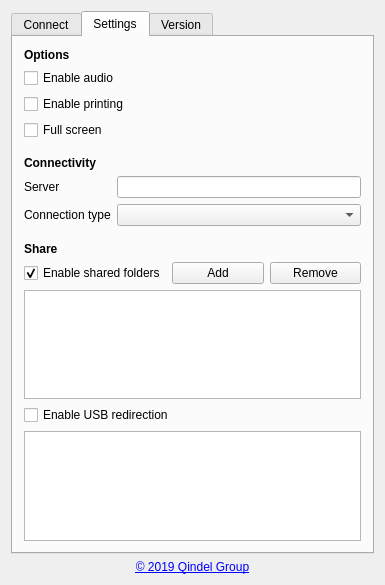
Qt form qtclient/gui/mainwindow.ui (theqvd/qvd-client-qt) before a commit.
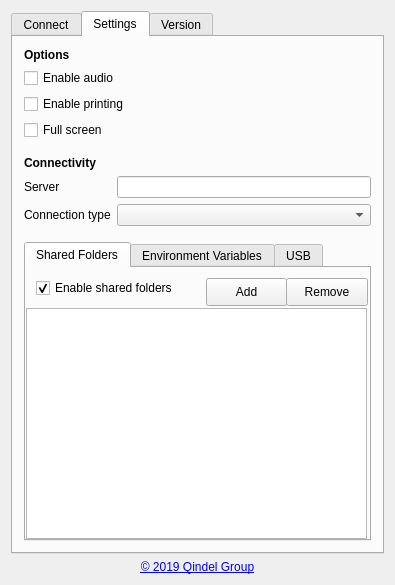
The same form after that commit. The open tabs and pages were chosen to show the change. Icons and pictures are not drawn.

```diff
--- a/qtclient/gui/mainwindow.ui
+++ b/qtclient/gui/mainwindow.ui
@@ -6,7 +6,7 @@
    <rect>
     <x>0</x>
     <y>0</y>
-    <width>385</width>
+    <width>395</width>
     <height>585</height>
    </rect>
   </property>
@@ -274,22 +274,46 @@
            </spacer>
           </item>
           <item>
-           <widget class="QLabel" name="shareLabel">
-            <property name="font">
-             <font>
-              <weight>75</weight>
-              <bold>true</bold>
-             </font>
+           <widget class="QTabWidget" name="tabWidget_2">
+            <property name="currentIndex">
+             <number>0</number>
             </property>
-            <property name="text">
-             <string>Share</string>
-            </property>
-           </widget>
-          </item>
-          <item>
-           <layout class="QHBoxLayout" name="horizontalLayout">
-            <item>
+            <widget class="QWidget" name="SharedFolders">
+             <attribute name="title">
+              <string>Shared Folders</string>
+             </attribute>
+             <widget class="QListView" name="sharedFoldersList">
+              <property name="geometry">
+               <rect>
+                <x>0</x>
+                <y>40</y>
+                <width>341</width>
+                <height>231</height>
+               </rect>
+              </property>
+             </widget>
+             <widget class="QPushButton" name="removeSharedFolderButton">
+              <property name="geometry">
+               <rect>
+                <x>260</x>
+                <y>10</y>
+                <width>82</width>
+                <height>28</height>
+               </rect>
+              </property>
+              <property name="text">
+               <string>Remove</string>
+              </property>
+             </widget>
              <widget class="QCheckBox" name="enableSharedFoldersCheck">
+              <property name="geometry">
+               <rect>
+                <x>10</x>
+                <y>10</y>
+                <width>151</width>
+                <height>20</height>
+               </rect>
+              </property>
               <property name="text">
                <string>Enable shared folders</string>
               </property>
@@ -297,36 +321,71 @@
                <bool>true</bool>
               </property>
              </widget>
-            </item>
-            <item>
              <widget class="QPushButton" name="addSharedFolderButton">
+              <property name="geometry">
+               <rect>
+                <x>180</x>
+                <y>10</y>
+                <width>81</width>
+                <height>28</height>
+               </rect>
+              </property>
               <property name="text">
                <string>Add</string>
               </property>
              </widget>
-            </item>
-            <item>
-             <widget class="QPushButton" name="removeSharedFolderButton">
+            </widget>
+            <widget class="QWidget" name="EnvironmentVariables">
+             <attribute name="title">
+              <string>Environment Variables</string>
+             </attribute>
+             <widget class="QListView" name="EnvVarList">
+              <property name="geometry">
+               <rect>
+                <x>0</x>
+                <y>10</y>
+                <width>341</width>
+                <height>261</height>
+               </rect>
+              </property>
+              <property name="frameShadow">
+               <enum>QFrame::Sunken</enum>
+              </property>
+              <property name="resizeMode">
+               <enum>QListView::Adjust</enum>
+              </property>
+             </widget>
+            </widget>
+            <widget class="QWidget" name="USBRedirection">
+             <attribute name="title">
+              <string>USB</string>
+             </attribute>
+             <widget class="QCheckBox" name="enableUSBRedirectionCheck">
+              <property name="geometry">
+               <rect>
+                <x>10</x>
+                <y>10</y>
+                <width>291</width>
+                <height>20</height>
+               </rect>
+              </property>
               <property name="text">
-               <string>Remove</string>
+               <string>Enable USB redirection</string>
               </property>
              </widget>
-            </item>
-           </layout>
-          </item>
-          <item>
-           <widget class="QListView" name="sharedFoldersList"/>
-          </item>
-          <item>
-           <widget class="QCheckBox" name="enableUSBRedirectionCheck">
-            <property name="text">
-             <string>Enable USB redirection</string>
-            </property>
+             <widget class="QListView" name="sharedDevicesList">
+              <property name="geometry">
+               <rect>
+                <x>0</x>
+                <y>30</y>
+                <width>341</width>
+                <height>241</height>
+               </rect>
+              </property>
+             </widget>
+            </widget>
            </widget>
           </item>
-          <item>
-           <widget class="QListView" name="sharedDevicesList"/>
-          </item>
          </layout>
         </item>
        </layout>
```
